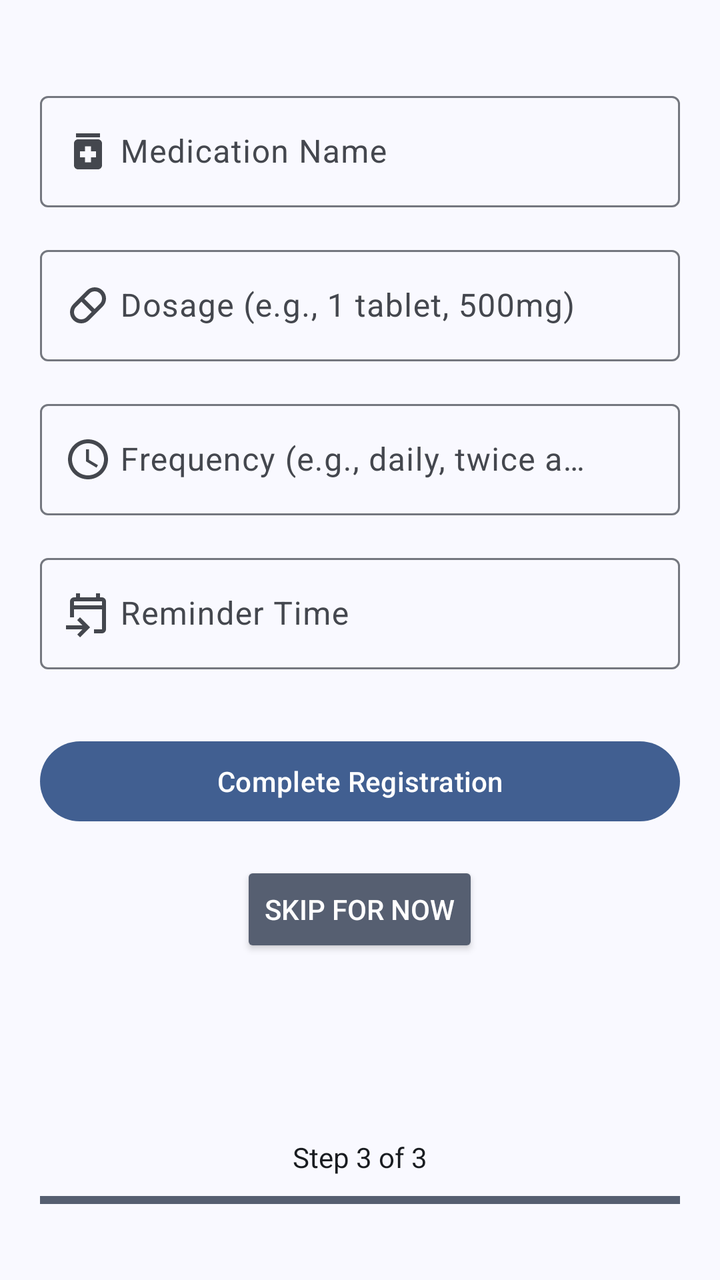
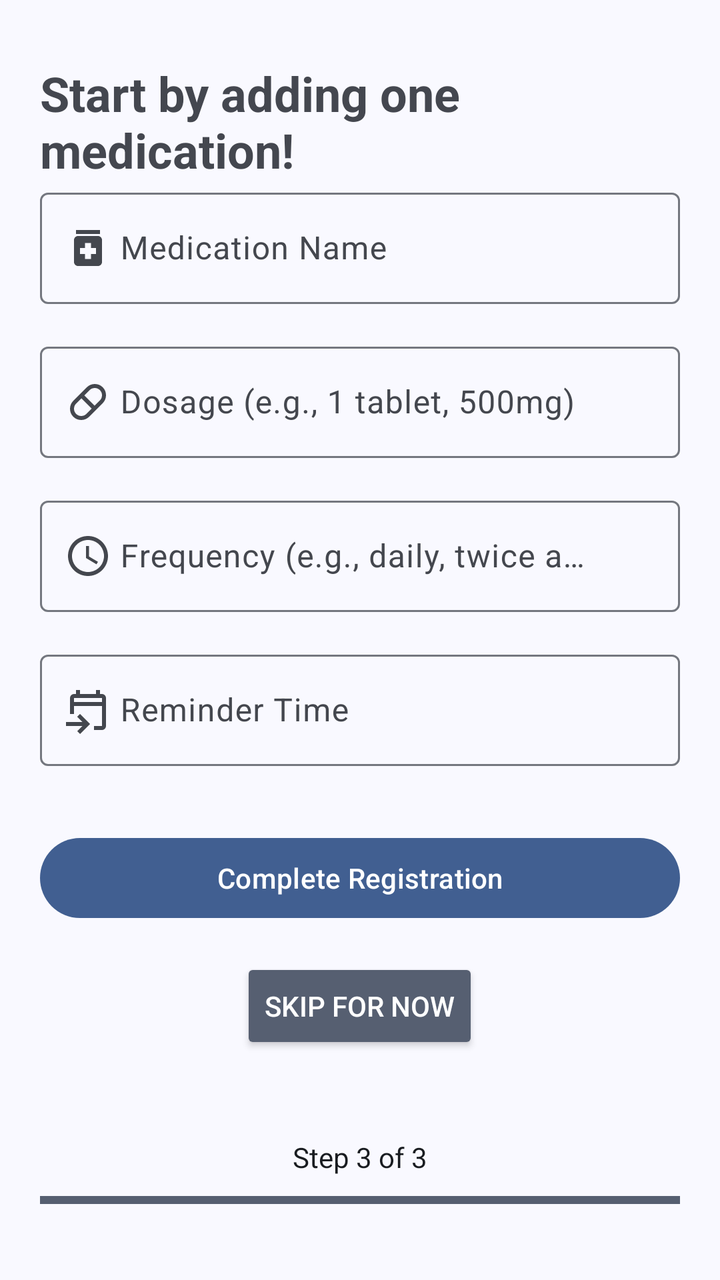

Compare the two renders of this Android layout. The source of the first and the diff that turns it into the second are given below.
<!-- AndroidManifest.xml: application theme Theme.MobileHealthApplication -->
<!-- res/layout/fragment_registration_part3.xml -->
<?xml version="1.0" encoding="utf-8"?>
<androidx.constraintlayout.widget.ConstraintLayout
    xmlns:android="http://schemas.android.com/apk/res/android"
    xmlns:app="http://schemas.android.com/apk/res-auto"
    xmlns:tools="http://schemas.android.com/tools"
    android:layout_width="match_parent"
    android:layout_height="match_parent"
    android:padding="20dp"
    android:background="?attr/colorSurface"
    tools:ignore="VisualLintBounds">

    
    <LinearLayout
        android:layout_width="match_parent"
        android:layout_height="wrap_content"
        android:orientation="vertical"
        app:layout_constraintTop_toTopOf="parent"
        app:layout_constraintBottom_toTopOf="@id/registration_footer"
        app:layout_constraintVertical_bias="0.2">



        
        <com.google.android.material.textfield.TextInputLayout
            android:id="@+id/medication_name_layout"
            android:layout_width="match_parent"
            android:layout_height="wrap_content"
            android:hint="@string/medication_name_hint"
            app:startIconDrawable="@drawable/baseline_medication_24">

            <com.google.android.material.textfield.TextInputEditText
                android:id="@+id/medication_name_edit_text"
                android:layout_width="match_parent"
                android:layout_height="wrap_content"
                android:imeOptions="actionNext"
                android:inputType="text"
                android:paddingStart="40dp"
                android:paddingEnd="40dp" />
        </com.google.android.material.textfield.TextInputLayout>

        
        <com.google.android.material.textfield.TextInputLayout
            android:id="@+id/dosage_layout"
            android:layout_width="match_parent"
            android:layout_height="wrap_content"
            android:hint="@string/dosage_hint"
            android:layout_marginTop="16dp"
            app:startIconDrawable="@drawable/baseline_pill_24px">

            <com.google.android.material.textfield.TextInputEditText
                android:id="@+id/dosage_edit_text"
                android:layout_width="match_parent"
                android:layout_height="wrap_content"
                android:imeOptions="actionNext"
                android:inputType="number"
                android:paddingStart="40dp"
                android:paddingEnd="40dp" />
        </com.google.android.material.textfield.TextInputLayout>

        
        <com.google.android.material.textfield.TextInputLayout
            android:id="@+id/frequency_layout"
            android:layout_width="match_parent"
            android:layout_height="wrap_content"
            android:hint="@string/frequency_hint"
            android:layout_marginTop="16dp"
            app:startIconDrawable="@drawable/baseline_schedule_24">

            <com.google.android.material.textfield.TextInputEditText
                android:id="@+id/frequency_edit_text"
                android:layout_width="match_parent"
                android:layout_height="wrap_content"
                android:imeOptions="actionNext"
                android:inputType="text"
                android:paddingStart="40dp"
                android:paddingEnd="40dp" />
        </com.google.android.material.textfield.TextInputLayout>

        
        <com.google.android.material.textfield.TextInputLayout
            android:id="@+id/reminder_time_layout"
            android:layout_width="match_parent"
            android:layout_height="wrap_content"
            android:hint="@string/reminder_time_hint"
            android:layout_marginTop="16dp"
            app:startIconDrawable="@drawable/baseline_event_upcoming_24px">

            <com.google.android.material.textfield.TextInputEditText
                android:id="@+id/reminder_time_edit_text"
                android:layout_width="match_parent"
                android:layout_height="wrap_content"
                android:inputType="none"
                android:focusable="true"
                android:clickable="true"
                android:paddingStart="40dp"
                android:paddingEnd="40dp" />
        </com.google.android.material.textfield.TextInputLayout>

        
        <com.google.android.material.button.MaterialButton
            android:id="@+id/continue_button"
            android:layout_width="match_parent"
            android:layout_height="wrap_content"
            android:text="@string/complete_registration"
            android:textColor="@android:color/white"
            android:layout_marginTop="32dp"/>


        
        <Button
            android:id="@+id/skip_button"
            android:layout_width="wrap_content"
            android:layout_height="wrap_content"
            android:text="@string/skip_for_now"
            android:textColor="@color/white"
            android:backgroundTint="@color/secondary_button"
            android:layout_gravity="center"
            android:layout_marginTop="16dp"/>
    </LinearLayout>

    
    <LinearLayout
        android:id="@+id/registration_footer"
        android:layout_width="match_parent"
        android:layout_height="wrap_content"
        android:orientation="vertical"
        android:layout_marginBottom="16dp"
        app:layout_constraintBottom_toBottomOf="parent">

        
        <TextView
            android:layout_width="wrap_content"
            android:layout_height="wrap_content"
            android:layout_gravity="center"
            android:text="@string/step_3_of_3"
            android:textColor="?attr/colorOnSurface"
            android:layout_marginBottom="8dp" />

        
        <ProgressBar
            android:id="@+id/registrationProgress"
            style="@android:style/Widget.Material.ProgressBar.Horizontal"
            android:layout_width="match_parent"
            android:layout_height="8dp"
            android:progress="100"
            android:max="100"/>
    </LinearLayout>

</androidx.constraintlayout.widget.ConstraintLayout>
<!-- resources referenced by this layout -->
<resources>
  <color name="secondary_button">#565F71</color>
  <color name="white">#FFFFFFFF</color>
  <string name="complete_registration">Complete Registration</string>
  <string name="dosage_hint">Dosage (e.g., 1 tablet, 500mg)</string>
  <string name="frequency_hint">Frequency (e.g., daily, twice a day)</string>
  <string name="medication_name_hint">Medication Name</string>
  <string name="reminder_time_hint">Reminder Time</string>
  <string name="skip_for_now">Skip for now</string>
  <string name="step_3_of_3">Step 3 of 3</string>
  <color name="md_theme_primary">#415F91</color>
  <color name="md_theme_onPrimary">#FFFFFF</color>
  <color name="md_theme_primaryContainer">#D6E3FF</color>
  <color name="md_theme_onPrimaryContainer">#001B3E</color>
  <color name="md_theme_primaryFixed">#D6E3FF</color>
  <color name="md_theme_onPrimaryFixed">#001B3E</color>
  <color name="md_theme_primaryFixedDim">#AAC7FF</color>
  <color name="md_theme_onPrimaryFixedVariant">#284777</color>
  <color name="md_theme_secondary">#565F71</color>
  <color name="md_theme_onSecondary">#FFFFFF</color>
  <color name="md_theme_secondaryContainer">#DAE2F9</color>
  <color name="md_theme_onSecondaryContainer">#131C2B</color>
  <color name="md_theme_secondaryFixed">#DAE2F9</color>
  <color name="md_theme_onSecondaryFixed">#131C2B</color>
  <color name="md_theme_secondaryFixedDim">#BEC6DC</color>
  <color name="md_theme_onSecondaryFixedVariant">#3E4759</color>
  <color name="md_theme_tertiary">#705575</color>
  <color name="md_theme_onTertiary">#FFFFFF</color>
  <color name="md_theme_tertiaryContainer">#FAD8FD</color>
  <color name="md_theme_onTertiaryContainer">#28132E</color>
  <color name="md_theme_tertiaryFixed">#FAD8FD</color>
  <color name="md_theme_onTertiaryFixed">#28132E</color>
  <color name="md_theme_tertiaryFixedDim">#DDBCE0</color>
  <color name="md_theme_onTertiaryFixedVariant">#573E5C</color>
  <color name="md_theme_error">#BA1A1A</color>
  <color name="md_theme_onError">#FFFFFF</color>
  <color name="md_theme_errorContainer">#FFDAD6</color>
  <color name="md_theme_onErrorContainer">#410002</color>
  <color name="md_theme_background">#F9F9FF</color>
  <color name="md_theme_onBackground">#191C20</color>
  <color name="md_theme_surface">#F9F9FF</color>
  <color name="md_theme_onSurface">#191C20</color>
  <color name="md_theme_surfaceVariant">#E0E2EC</color>
  <color name="md_theme_onSurfaceVariant">#44474E</color>
  <color name="md_theme_surfaceContainerLowest">#FFFFFF</color>
  <color name="md_theme_surfaceContainerLow">#F3F3FA</color>
  <color name="md_theme_surfaceContainer">#EDEDF4</color>
  <color name="md_theme_surfaceContainerHigh">#E7E8EE</color>
  <color name="md_theme_surfaceContainerHighest">#E2E2E9</color>
  <color name="md_theme_outline">#74777F</color>
  <color name="md_theme_outlineVariant">#C4C6D0</color>
  <color name="md_theme_surfaceBright">#F9F9FF</color>
  <color name="md_theme_surfaceDim">#D9D9E0</color>
  <style name="Widget.App.CardView" parent="Widget.Material3.CardView.Elevated">
          <item name="cardElevation">2dp</item>
          <item name="cardCornerRadius">12dp</item>
          <item name="cardBackgroundColor">?attr/colorSurfaceContainerHigh</item>
      </style>
  <style name="Widget.App.FloatingActionButton" parent="Widget.Material3.FloatingActionButton.Primary">
          <item name="backgroundTint">?attr/colorPrimaryContainer</item>
          <item name="tint">?attr/colorOnPrimaryContainer</item>
      </style>
  <style name="Widget.App.BottomNavigation.ActiveIndicator" parent="Widget.Material3.BottomNavigationView.ActiveIndicator">
          <item name="android:color">?attr/colorSecondaryContainer</item>
      </style>
  <!-- unchanged entries left out for length: 7 -->
</resources>

<!-- the commit's change to res/layout/fragment_registration_part3.xml (unified diff, before → after) -->
@@ -18,7 +18,13 @@
         app:layout_constraintBottom_toTopOf="@id/registration_footer"
         app:layout_constraintVertical_bias="0.2">
 
-
+        <TextView
+        android:id="@+id/medication_dosage"
+        android:layout_width="wrap_content"
+        android:layout_height="wrap_content"
+        android:text="@string/start_by_adding_one_medication"
+        android:textStyle="bold"
+        android:textSize="24sp" />
 
         
         <com.google.android.material.textfield.TextInputLayout
<!-- resource entries referenced after the edit -->
@@ -8,6 +8,7 @@
   <string name="medication_name_hint">Medication Name</string>
   <string name="reminder_time_hint">Reminder Time</string>
   <string name="skip_for_now">Skip for now</string>
+  <string name="start_by_adding_one_medication">Start by adding one medication!</string>
   <string name="step_3_of_3">Step 3 of 3</string>
   <color name="md_theme_primary">#415F91</color>
   <color name="md_theme_onPrimary">#FFFFFF</color>
